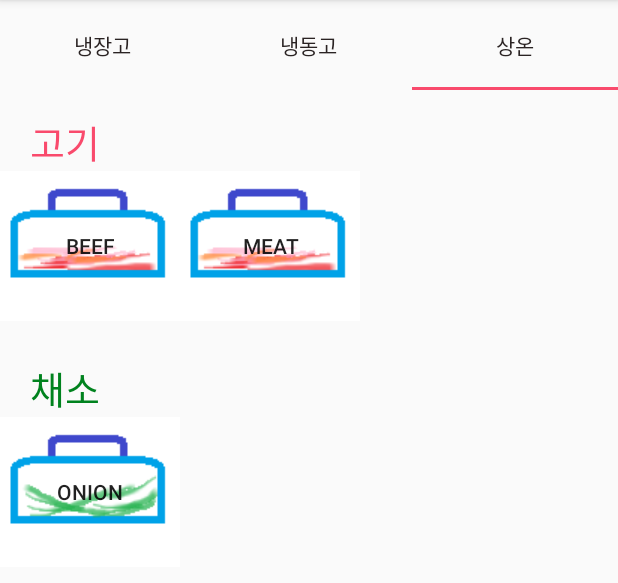
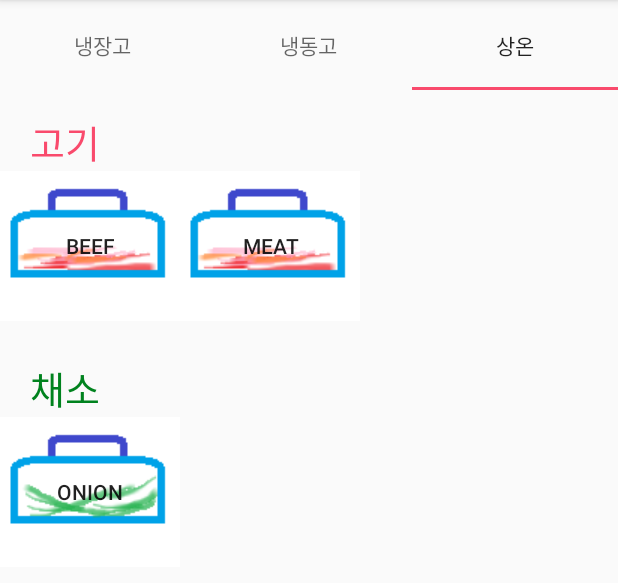
Before and after one commit to doodoo1213/Please_refrigerator, an Android app: the MainActivity screen opened directly, with no data from a screen before it, tab 3 chosen, on a phone screen of 412 x 824 dp, the part 84-667 px from its top. Run offline under Robolectric (Android 15) with nearby library versions, the phone set to English and light mode, and no system bars; our stand-ins replace ButterKnife; 1 statement that could not run was skipped.

Commit message:
- Tab 생성

```diff
--- a/app/src/main/res/layout/activity_main.xml
+++ b/app/src/main/res/layout/activity_main.xml
@@ -10,8 +10,7 @@
         android:layout_width="match_parent"
         android:layout_height="60dp"
         android:layout_alignParentStart="true"
-        android:layout_alignParentTop="true"
-        app:tabTextColor="@color/colorPrimaryDark">
+        android:layout_alignParentTop="true">
 
         <android.support.design.widget.TabItem
             android:layout_width="wrap_content"
```
